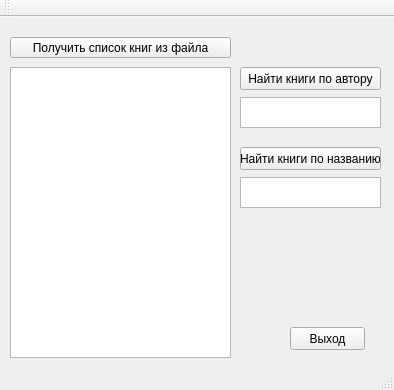
Qt form mainwindow.ui (Stingermag/Library) before a commit.
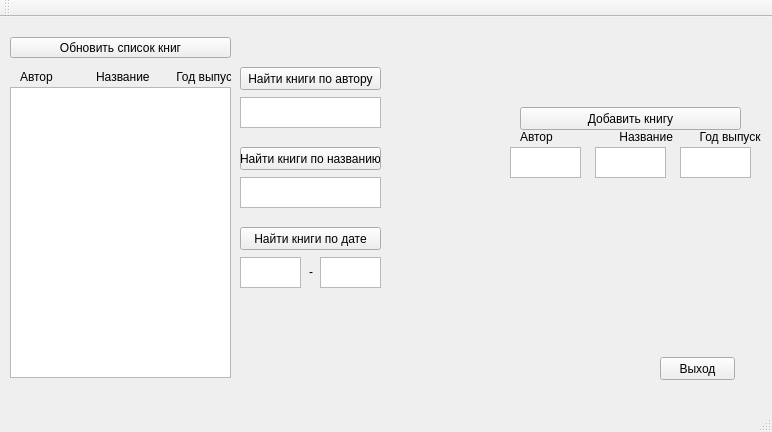
The same form after that commit.

What changed in the file:
```diff
--- a/mainwindow.ui
+++ b/mainwindow.ui
@@ -6,8 +6,8 @@
    <rect>
     <x>0</x>
     <y>0</y>
-    <width>394</width>
-    <height>390</height>
+    <width>772</width>
+    <height>432</height>
    </rect>
   </property>
   <property name="mouseTracking">
@@ -27,14 +27,14 @@
      </rect>
     </property>
     <property name="text">
-     <string>Получить список книг из файла</string>
+     <string>Обновить список книг</string>
     </property>
    </widget>
    <widget class="QTextEdit" name="textEdit">
     <property name="geometry">
      <rect>
       <x>10</x>
-      <y>50</y>
+      <y>70</y>
       <width>221</width>
       <height>291</height>
      </rect>
@@ -50,8 +50,8 @@
    <widget class="QPushButton" name="pushButton_2">
     <property name="geometry">
      <rect>
-      <x>290</x>
-      <y>310</y>
+      <x>660</x>
+      <y>340</y>
       <width>75</width>
       <height>23</height>
      </rect>
@@ -106,6 +106,121 @@
      </rect>
     </property>
    </widget>
+   <widget class="QPushButton" name="pushButton_5">
+    <property name="geometry">
+     <rect>
+      <x>520</x>
+      <y>90</y>
+      <width>221</width>
+      <height>23</height>
+     </rect>
+    </property>
+    <property name="text">
+     <string>Добавить книгу</string>
+    </property>
+   </widget>
+   <widget class="QTextEdit" name="textEdit_4">
+    <property name="geometry">
+     <rect>
+      <x>595</x>
+      <y>130</y>
+      <width>71</width>
+      <height>31</height>
+     </rect>
+    </property>
+   </widget>
+   <widget class="QTextEdit" name="textEdit_5">
+    <property name="geometry">
+     <rect>
+      <x>680</x>
+      <y>130</y>
+      <width>71</width>
+      <height>31</height>
+     </rect>
+    </property>
+   </widget>
+   <widget class="QTextEdit" name="textEdit_6">
+    <property name="geometry">
+     <rect>
+      <x>510</x>
+      <y>130</y>
+      <width>71</width>
+      <height>31</height>
+     </rect>
+    </property>
+   </widget>
+   <widget class="QLabel" name="label">
+    <property name="geometry">
+     <rect>
+      <x>520</x>
+      <y>110</y>
+      <width>241</width>
+      <height>20</height>
+     </rect>
+    </property>
+    <property name="text">
+     <string>Автор                    Название        Год выпуска</string>
+    </property>
+   </widget>
+   <widget class="QLabel" name="label_2">
+    <property name="geometry">
+     <rect>
+      <x>20</x>
+      <y>50</y>
+      <width>211</width>
+      <height>20</height>
+     </rect>
+    </property>
+    <property name="text">
+     <string>Автор             Название        Год выпуска</string>
+    </property>
+   </widget>
+   <widget class="QPushButton" name="pushButton_6">
+    <property name="geometry">
+     <rect>
+      <x>240</x>
+      <y>210</y>
+      <width>141</width>
+      <height>23</height>
+     </rect>
+    </property>
+    <property name="text">
+     <string>Найти книги по дате</string>
+    </property>
+   </widget>
+   <widget class="QTextEdit" name="textEdit_7">
+    <property name="geometry">
+     <rect>
+      <x>240</x>
+      <y>240</y>
+      <width>61</width>
+      <height>31</height>
+     </rect>
+    </property>
+   </widget>
+   <widget class="QTextEdit" name="textEdit_8">
+    <property name="geometry">
+     <rect>
+      <x>320</x>
+      <y>240</y>
+      <width>61</width>
+      <height>31</height>
+     </rect>
+    </property>
+   </widget>
+   <widget class="QLabel" name="label_3">
+    <property name="geometry">
+     <rect>
+      <x>309</x>
+      <y>247</y>
+      <width>20</width>
+      <height>16</height>
+     </rect>
+    </property>
+    <property name="text">
+     <string>-</string>
+    </property>
+   </widget>
   </widget>
   <widget class="QMenuBar" name="menuBar">
    <property name="geometry">
```
Left out of the diff: 4 changed lines with no effect on the pictures.
